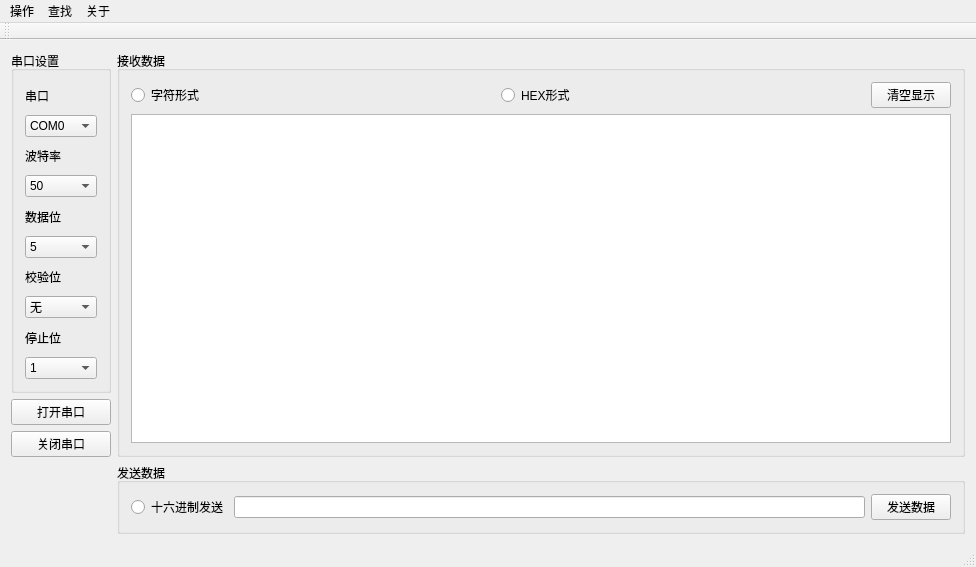
Slackti/Qt, file WinCom/mainwindow.ui: the form before one commit.
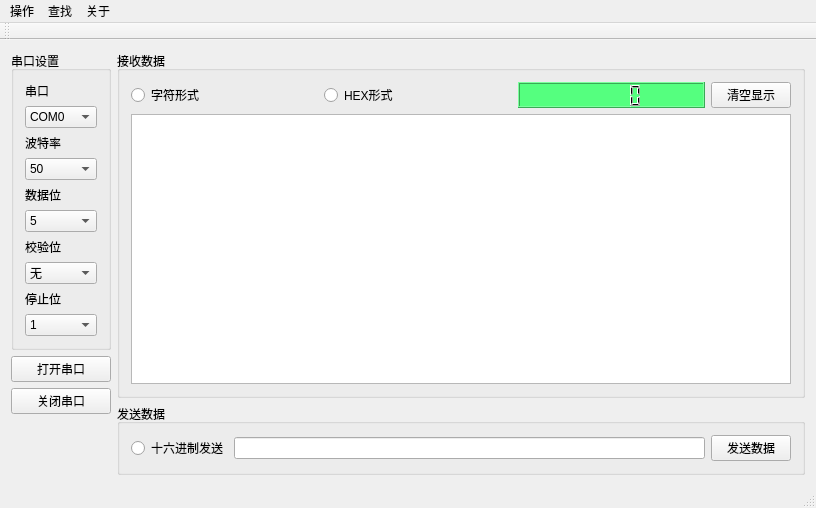
The form after the commit. Icons and pictures are not drawn.

What changed in the file:
```diff
--- a/WinCom/mainwindow.ui
+++ b/WinCom/mainwindow.ui
@@ -6,8 +6,8 @@
    <rect>
     <x>0</x>
     <y>0</y>
-    <width>976</width>
-    <height>567</height>
+    <width>816</width>
+    <height>508</height>
    </rect>
   </property>
   <property name="windowTitle">
@@ -31,6 +31,12 @@
         <layout class="QGridLayout" name="gridLayout">
          <item row="0" column="0">
           <widget class="QLabel" name="label">
+           <property name="maximumSize">
+            <size>
+             <width>16777215</width>
+             <height>20</height>
+            </size>
+           </property>
            <property name="text">
             <string>串口</string>
            </property>
@@ -122,6 +128,12 @@
          </item>
          <item row="2" column="0">
           <widget class="QLabel" name="label_2">
+           <property name="maximumSize">
+            <size>
+             <width>16777215</width>
+             <height>20</height>
+            </size>
+           </property>
            <property name="text">
             <string>波特率</string>
            </property>
@@ -130,7 +142,7 @@
          <item row="3" column="0">
           <widget class="QComboBox" name="baudRateComboBox">
            <property name="currentText">
-            <string>115200</string>
+            <string>9600</string>
            </property>
            <item>
             <property name="text">
@@ -246,6 +258,12 @@
          </item>
          <item row="4" column="0">
           <widget class="QLabel" name="label_3">
+           <property name="maximumSize">
+            <size>
+             <width>16777215</width>
+             <height>20</height>
+            </size>
+           </property>
            <property name="text">
             <string>数据位</string>
            </property>
@@ -280,6 +298,12 @@
          </item>
          <item row="6" column="0">
           <widget class="QLabel" name="label_4">
+           <property name="maximumSize">
+            <size>
+             <width>16777215</width>
+             <height>20</height>
+            </size>
+           </property>
            <property name="text">
             <string>校验位</string>
            </property>
@@ -306,6 +330,12 @@
          </item>
          <item row="8" column="0">
           <widget class="QLabel" name="label_5">
+           <property name="maximumSize">
+            <size>
+             <width>16777215</width>
+             <height>20</height>
+            </size>
+           </property>
            <property name="text">
             <string>停止位</string>
            </property>
@@ -334,6 +364,8 @@
        </widget>
       </item>
       <item>
+       <layout class="QVBoxLayout" name="verticalLayout_6">
+        <item>
        <widget class="QPushButton" name="openMyComBtn">
         <property name="text">
          <string>打开串口</string>
@@ -345,11 +377,32 @@
         <property name="text">
          <string>关闭串口</string>
         </property>
-       </widget>
+          <property name="icon">
+           <iconset>
+            <normaloff>:/icon/resource/stop.png</normaloff>:/icon/resource/stop.png</iconset>
+          </property>
+         </widget>
+        </item>
+        <item>
+         <spacer name="verticalSpacer">
+          <property name="orientation">
+           <enum>Qt::Vertical</enum>
+          </property>
+          <property name="sizeHint" stdset="0">
+           <size>
+            <width>20</width>
+            <height>40</height>
+           </size>
+          </property>
+         </spacer>
+        </item>
+       </layout>
       </item>
      </layout>
     </item>
     <item row="0" column="1">
+     <layout class="QVBoxLayout" name="verticalLayout_7">
+      <item>
      <widget class="QGroupBox" name="groupBox_2">
       <property name="title">
        <string>接收数据</string>
@@ -371,6 +424,13 @@
            </property>
           </widget>
          </item>
+           <item>
+            <widget class="QLCDNumber" name="recvbyteslcdNumber">
+             <property name="styleSheet">
+              <string notr="true">background-color: rgb(85, 255, 127);</string>
+             </property>
+            </widget>
+           </item>
          <item>
           <widget class="QPushButton" name="clearShowBtn">
            <property name="sizePolicy">
@@ -404,7 +464,7 @@
       </layout>
      </widget>
     </item>
-    <item row="1" column="1">
+      <item>
      <widget class="QGroupBox" name="groupBox_3">
       <property name="title">
        <string>发送数据</string>
@@ -449,6 +509,8 @@
        </item>
       </layout>
      </widget>
+      </item>
+     </layout>
     </item>
    </layout>
   </widget>
@@ -457,7 +519,7 @@
     <rect>
      <x>0</x>
      <y>0</y>
-     <width>976</width>
+     <width>816</width>
      <height>23</height>
     </rect>
    </property>
```
Left out of the diff: 99 changed lines with no effect on the pictures. Lines whose indentation alone changed are shown as unchanged.
